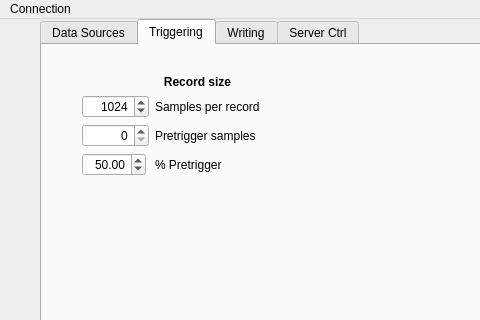
Qt form dc.ui (usnistgov/dastardcommander) before a commit; both pictures show x 0 to 480 and y 0 to 320 of the 810 by 600 pixel window.
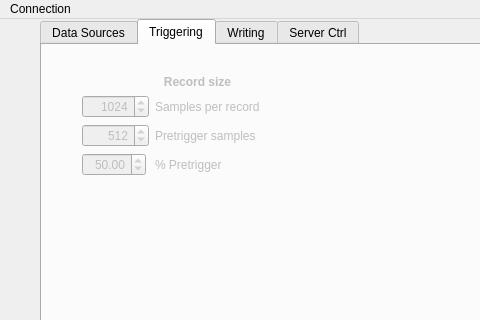
The same form after that commit. The open tabs and pages were chosen to show the change. Icons and pictures are not drawn.

Commit message: DC can control pulse length and presamples

What changed in the file:
```diff
--- a/dc.ui
+++ b/dc.ui
@@ -531,7 +531,10 @@
       </item>
      </layout>
     </widget>
-    <widget class="QWidget" name="tab_2">
+    <widget class="QWidget" name="triggeringTab">
+     <property name="enabled">
+      <bool>false</bool>
+     </property>
      <attribute name="title">
       <string>Triggering</string>
      </attribute>
@@ -576,6 +579,9 @@
          <property name="maximum">
           <number>262144</number>
          </property>
+         <property name="value">
+          <number>512</number>
+         </property>
         </widget>
        </item>
        <item row="4" column="1">
@@ -648,7 +654,7 @@
      </attribute>
     </widget>
    </widget>
-   <widget class="QWidget" name="">
+   <widget class="QWidget" name="layoutWidget">
     <property name="geometry">
      <rect>
       <x>50</x>
```
Left out of the diff: 8 changed lines with no effect on the pictures. The commit also changes 1 other file.
